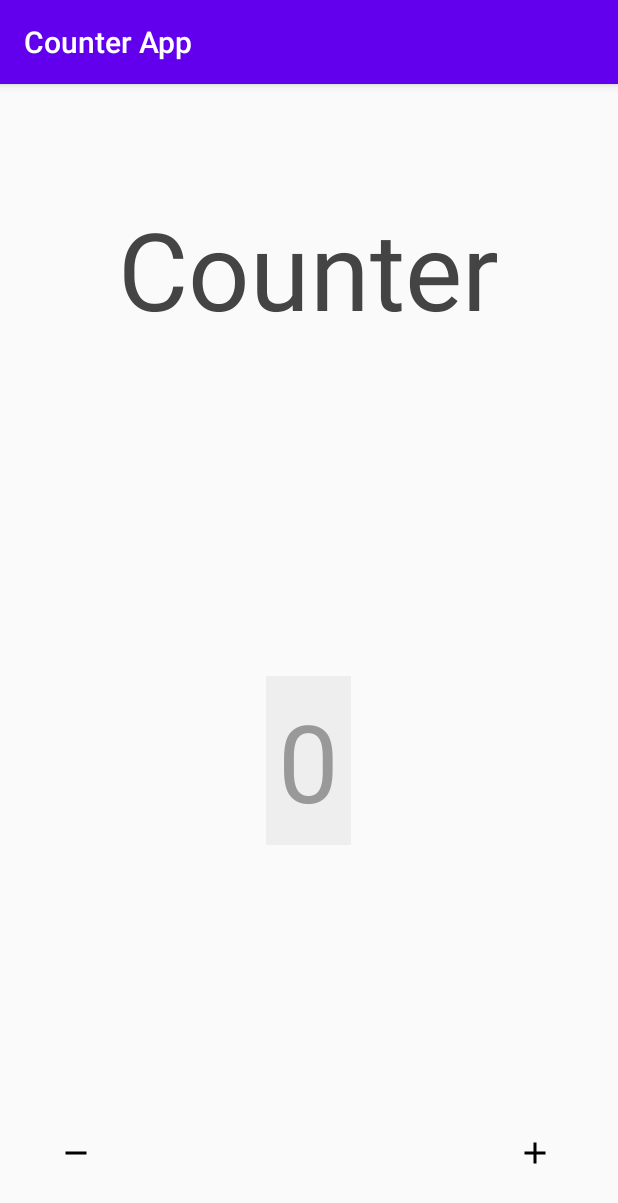
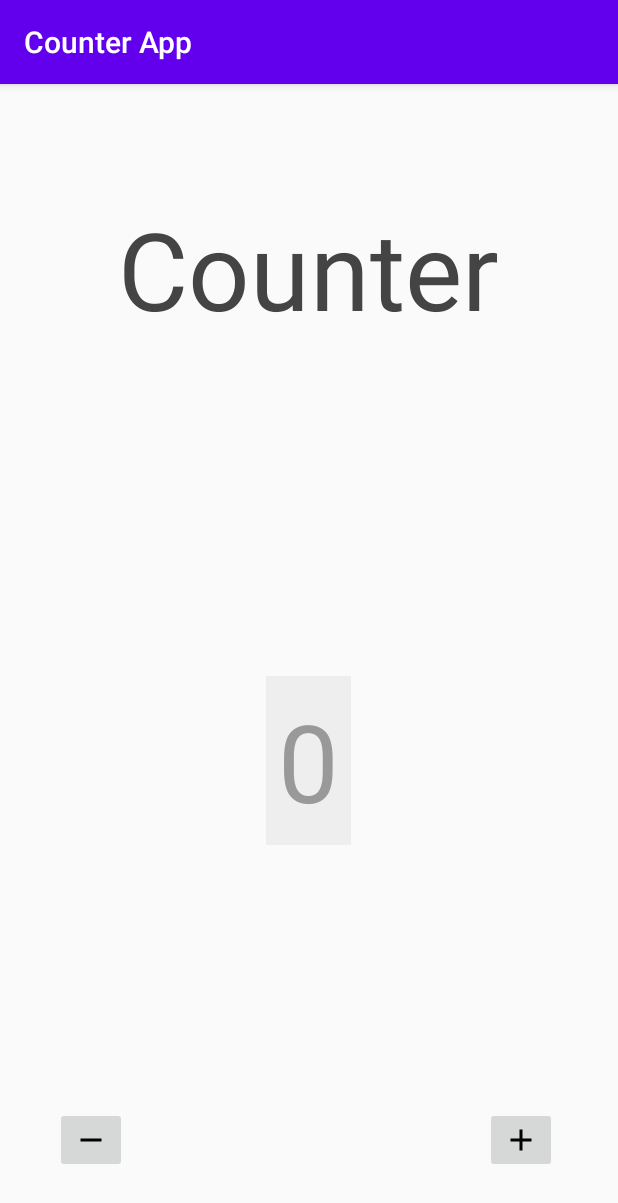
Before and after one commit to AALT-Framework/poor-accessibility-apps, an Android app: the screen it shows after launch (MainActivity), on a phone screen of 412 x 824 dp. Shown: the top 1203 px of the screen. Run offline under Robolectric (Android 15) with nearby library versions, the phone set to English and light mode, and no system bars; our stand-ins replace data binding.

Commit message:
Changing ImageView for ImageButton for interation controls

```diff
--- a/Counter/app/src/main/res/layout/activity_main.xml
+++ b/Counter/app/src/main/res/layout/activity_main.xml
@@ -64,7 +64,7 @@
 
         <!-- TODO: add contentDescription to fix missing label issue -->
         <!-- TODO: add padding to expand touchable area -->
-        <ImageView
+        <ImageButton
             android:id="@+id/add_button"
             android:layout_width="wrap_content"
             android:layout_height="wrap_content"
@@ -81,7 +81,7 @@
 
         <!-- TODO: add contentDescription to fix missing label issue -->
         <!-- TODO: add padding to expand touchable area -->
-        <ImageView
+        <ImageButton
             android:id="@+id/subtract_button"
             android:layout_width="wrap_content"
             android:layout_height="wrap_content"
```
